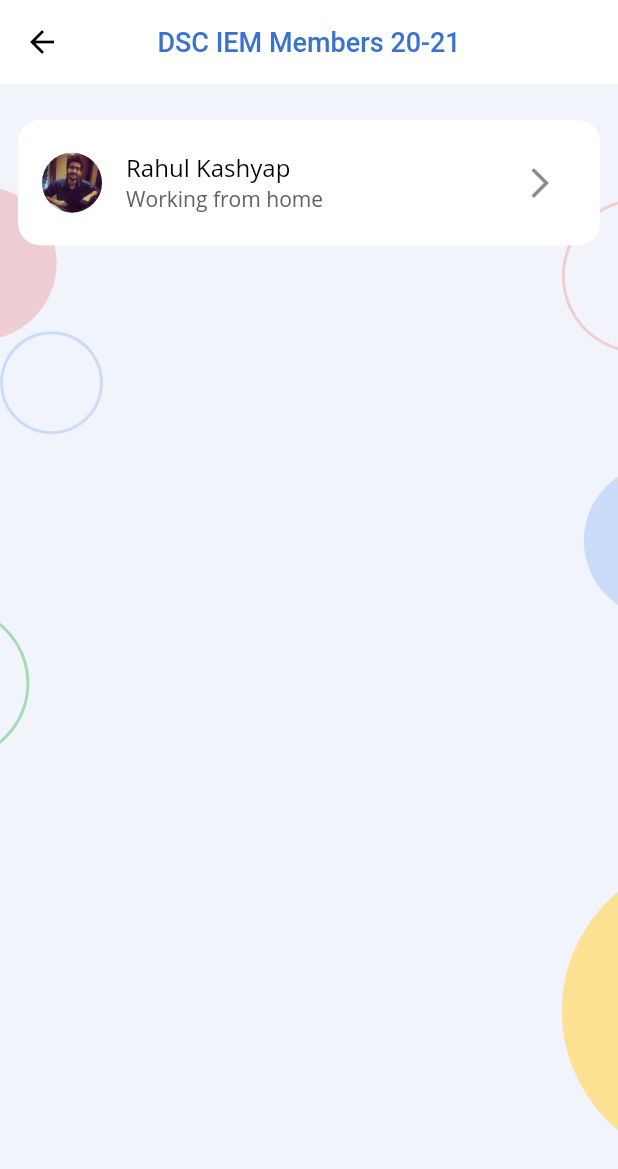
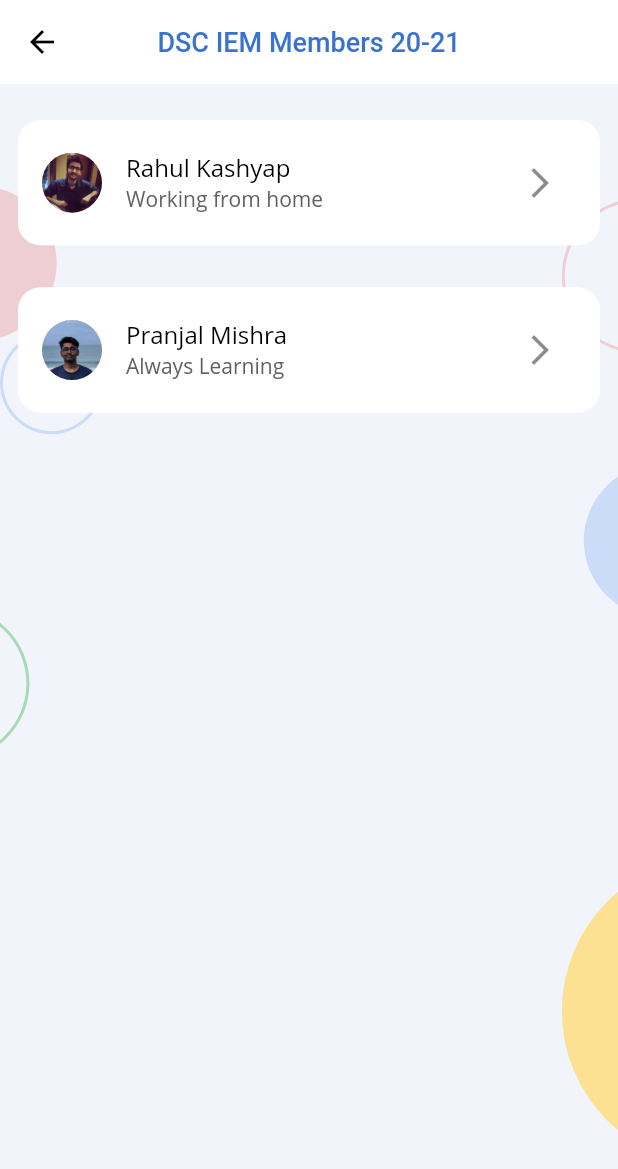
Before and after one commit to dsc-iem/AppDev-Hacktoberfest, a Flutter app: the MembersOverviewScreen screen opened directly, on a phone screen of 412 x 824 dp. Shown: the top 1169 px of the screen. Run offline on Flutter 3.47's test engine with Material 2 defaults, Android fonts, the phone set to English and light mode, and no system bars; our stand-ins replace shared_preferences; missing offline and left inert: circular_reveal_animation; accounts and stored records are empty.

Commit message:
Pranjal Mishra Profile Card Added

```diff
--- a/lib/data/all_members.dart
+++ b/lib/data/all_members.dart
@@ -35,6 +35,18 @@
         githubUrl: 'https://github.com/imkashyap',
         linkedInUrl: 'https://www.linkedin.com/in/rahul-kashyap-230577195/',
         status: 'Working from home'),
+
+    Member(
+        name: 'Pranjal Mishra',
+        year: '2nd',
+        department: 'Computer Science',
+        profilePath: 'assets/profiles/Pranjalmishra.jpeg',
+        aboutMe:
+        'I am an undergrad student who is passionate about Computer Vision and robotics. Recently developed a keen interest in flutter dev. Looking for opportunities to collaborate',
+        fburl: 'https://www.facebook.com/pranjal.mishra.927',
+        githubUrl: 'https://github.com/Pranjalmishra30',
+        linkedInUrl: 'https://www.linkedin.com/in/pranjal-mishra-3a79b0196/',
+        status: 'Always Learning'),
   ];
 
   static List<Member> get members {
```
Also changed, not shown: assets/profiles/Pranjalmishra.jpeg (added), pubspec.lock.
